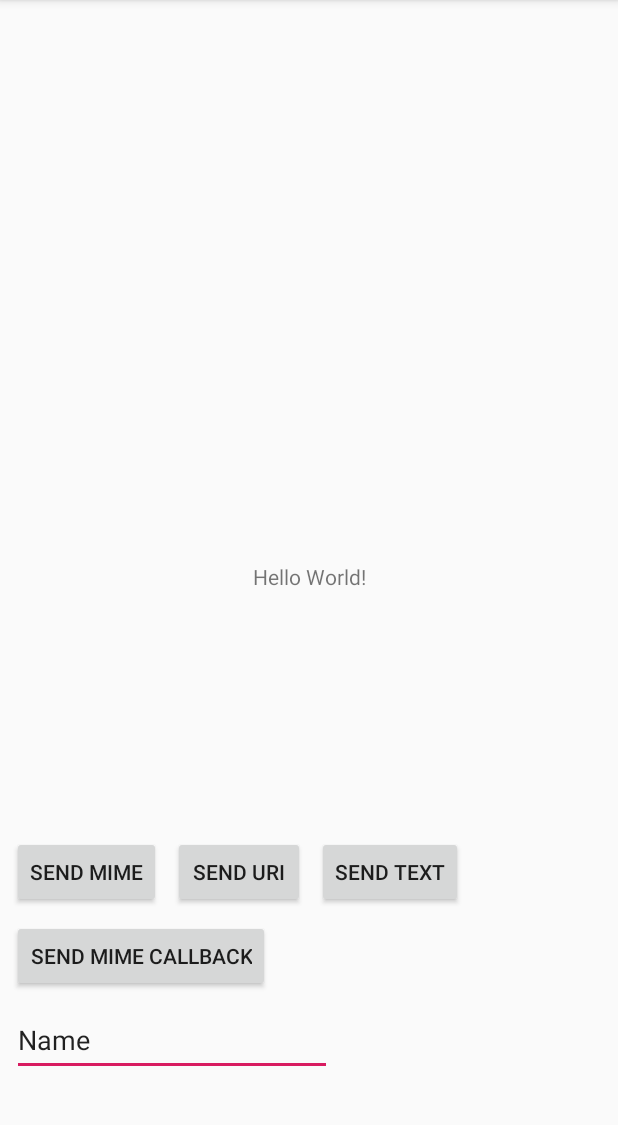
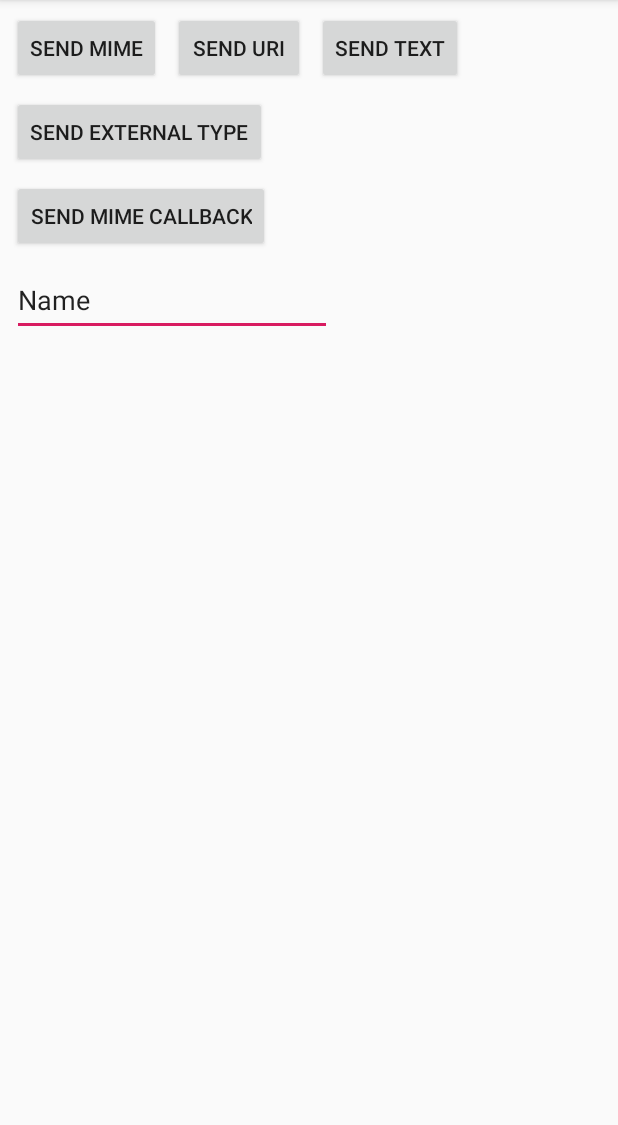
Before and after one commit to kelvinhwk/NFCTest, an Android app: the screen it shows after launch (MainActivity), after a tap on "SEND MIME", on a phone screen of 412 x 824 dp, the part 84-1209 px from its top. Run offline under Robolectric (Android 15) with nearby library versions, the phone set to English and light mode, and no system bars; 1 statement that could not run was skipped.

Commit message:
add comment, add external type

```diff
--- a/app/src/main/java/com/kelvin/nfctest/MainActivity.java
+++ b/app/src/main/java/com/kelvin/nfctest/MainActivity.java
@@ -11,7 +11,6 @@ import android.os.Bundle;
 import android.util.Log;
 import android.view.View;
 import android.widget.EditText;
-import android.widget.TextView;
 
 import androidx.annotation.RequiresApi;
 import androidx.appcompat.app.AppCompatActivity;
@@ -21,18 +20,12 @@ import java.nio.charset.Charset;
 public class MainActivity extends AppCompatActivity {
 
 
-    TextView textView;
-
     @Override
     protected void onCreate(Bundle savedInstanceState) {
         super.onCreate(savedInstanceState);
         setContentView(R.layout.activity_main);
 
         Log.d("kaikai", "onCreate");
-
-        textView = findViewById(R.id.helloworld);
-
-
     }
 
     @Override
@@ -47,40 +40,14 @@ public class MainActivity extends AppCompatActivity {
         super.onResume();
 
         Log.d("kaikai", "onResume");
-
-//        Intent intent = getIntent();
-//
-//        Log.d("kaikai", "action:" + intent.getAction());
-//
-//        if (intent.getAction().equals(NfcAdapter.ACTION_NDEF_DISCOVERED)) {
-//            processIntent(intent);
-//        }
-//        else {
-//            Log.d("kaikai", "action不是NDEFDiscovered");
-////            processIntent(intent);
-//        }
     }
 
-//    private void processIntent(Intent intent) {
-//
-//        Log.d("kaikai", "processIntent");
-//
-//        Parcelable[] parcelables = intent.getParcelableArrayExtra(NfcAdapter.EXTRA_NDEF_MESSAGES);
-//
-//        NdefMessage message = (NdefMessage) parcelables[0];
-//
-//        try {
-//            String text = new String(message.getRecords()[1].getPayload(), "utf-8");
-//            Toast.makeText(this, text, Toast.LENGTH_SHORT).show();
-//            Log.d("kaikai", text);
-//
-//            textView_2.setText(text);
-//        } catch (UnsupportedEncodingException e) {
-//            e.printStackTrace();
-//        }
-//    }
 
-
+    /**
+     * 发送mime类型的静态消息
+     *
+     * @param view
+     */
     @RequiresApi(api = Build.VERSION_CODES.LOLLIPOP)
     public void sendMime(View view) {
 
@@ -88,55 +55,61 @@ public class MainActivity extends AppCompatActivity {
 
         NdefRecord record, record2;
         try {
-//            record = NdefRecord.createUri("http://chongfok.xyz/index.html");
-//            record = NdefRecord.createApplicationRecord("com.kelvin.nfctest");
-//            record = NdefRecord.createTextRecord("zh_cn", "kaikai text");
 
-//            record = new NdefRecord(
-//                    NdefRecord.TNF_ABSOLUTE_URI ,
-//                    "http://chongfok.xyz/index.html".getBytes(Charset.forName("US-ASCII")),
-//                    new byte[0], new byte[0]);
-
+            // 这里创建mime类型的记录，（第二个参数是mimeType），也可选择用NdefRecord的静态方法创建，
+            // 注意mimeType一定要和接收消息Activity的intentFilter中的过滤mimeType一致
             record = new NdefRecord(
                     NdefRecord.TNF_MIME_MEDIA,
                     "application/chongfok.xyz".getBytes(Charset.forName("US-ASCII")),
                     new byte[0], "Beam me up, Android!哈哈".getBytes(Charset.forName("utf-8")));
+//            record = NdefRecord.createMime("application/chongfok.xyz", "Beam me up, Android!哈哈".getBytes(Charset.forName("utf-8")));
 
+            // 多追加一条text记录，但是接收端payload会包含languageCode
             // 此处languagecode若为空，会默认为zh('zh'会在payload中)
-            record2 = NdefRecord.createTextRecord(null, "this is my text3");
+//            record2 = NdefRecord.createTextRecord(null, "this is my text3");
+            // 第二条记录也改为mime类型，免得处理languageCode，第二条记录的mimeType则没有要求
+            record2 = NdefRecord.createMime("application/xxx", "text2".getBytes(Charset.forName("utf-8")));
         } catch (Exception e) {
             throw new RuntimeException(e);
         }
 
-        NdefMessage ndefMessage;
-        ndefMessage = new NdefMessage(record, record2);
+        // 用2条记录创建NdefMessage
+        NdefMessage ndefMessage = new NdefMessage(record, record2);
 
+        // 发送静态NdefMessage
         nfcAdapter.setNdefPushMessage(ndefMessage, this);
 
     }
 
+    /**
+     * 发送动态mime类型的消息
+     *
+     * @param view
+     */
     public void sendMimeCallback(View view) {
         NfcAdapter nfcAdapter = NfcAdapter.getDefaultAdapter(this);
 
+        // 此处发送动态mime类型的消息，两台机子触碰后，需要发送消息时，才回调这个方法生成NdefMessage，这样就可动态与用户界面进行交互
+        // 例子是动态获取EditText组件的值再发送
         nfcAdapter.setNdefPushMessageCallback(new CreateNdefMessageCallback() {
             @RequiresApi(api = Build.VERSION_CODES.JELLY_BEAN)
             @Override
             public NdefMessage createNdefMessage(NfcEvent event) {
-
                 EditText editText = MainActivity.this.findViewById(R.id.editText);
-
                 String text = editText.getText().toString();
-
                 NdefRecord record = NdefRecord.createMime("application/chongfok.xyz", text.getBytes(Charset.forName("utf-8")));
-
                 NdefMessage message = new NdefMessage(record);
-
                 return message;
             }
         }, this);
 
     }
 
+    /**
+     * 发送一个uri消息（接收端会跳转至该网址）
+     *
+     * @param view
+     */
     @RequiresApi(api = Build.VERSION_CODES.JELLY_BEAN)
     public void sendUri(View view) {
         NfcAdapter nfcAdapter = NfcAdapter.getDefaultAdapter(this);
@@ -146,6 +119,11 @@ public class MainActivity extends AppCompatActivity {
     }
 
 
+    /**
+     * 发送一个文本消息（接收端处理文本消息，在华为mate20会用记事本程序处理）
+     *
+     * @param view
+     */
     @RequiresApi(api = Build.VERSION_CODES.LOLLIPOP)
     public void sendText(View view) {
         NfcAdapter nfcAdapter = NfcAdapter.getDefaultAdapter(this);
@@ -155,4 +133,22 @@ public class MainActivity extends AppCompatActivity {
     }
 
 
+    /**
+     * 发送一个externalType类型的消息
+     * <p>
+     * (mate20接收此种类型消息，不会自动弹出Activity，只会在消息栏显示通知，点击后才会跳到，
+     * 但用三星note3接收却能自动跳转到Activity)
+     *
+     * @param view
+     */
+    @RequiresApi(api = Build.VERSION_CODES.JELLY_BEAN)
+    public void sendExternalType(View view) {
+        NfcAdapter nfcAdapter = NfcAdapter.getDefaultAdapter(this);
+        byte[] payload = "external pay load".getBytes(Charset.forName("utf-8"));
+        String domain = "com.example";
+        String type = "externalType"; // T可能会变为小写
+        NdefRecord record = NdefRecord.createExternal(domain, type, payload);
+        NdefMessage message = new NdefMessage(record);
+        nfcAdapter.setNdefPushMessage(message, this);
+    }
 }
--- a/app/src/main/res/layout/activity_main.xml
+++ b/app/src/main/res/layout/activity_main.xml
@@ -6,16 +6,6 @@
     android:layout_height="match_parent"
     tools:context=".MainActivity">
 
-    <TextView
-        android:id="@+id/helloworld"
-        android:layout_width="wrap_content"
-        android:layout_height="wrap_content"
-        android:text="Hello World!"
-        app:layout_constraintBottom_toBottomOf="parent"
-        app:layout_constraintLeft_toLeftOf="parent"
-        app:layout_constraintRight_toRightOf="parent"
-        app:layout_constraintTop_toTopOf="parent" />
-
     <Button
         android:id="@+id/button"
         android:layout_width="wrap_content"
@@ -23,12 +13,10 @@
         android:layout_marginStart="8dp"
         android:layout_marginLeft="8dp"
         android:layout_marginTop="8dp"
-        android:layout_marginBottom="8dp"
         android:onClick="sendMime"
         android:text="send mime"
-        app:layout_constraintBottom_toBottomOf="parent"
         app:layout_constraintStart_toStartOf="parent"
-        app:layout_constraintTop_toBottomOf="@+id/helloworld" />
+        app:layout_constraintTop_toTopOf="parent" />
 
     <Button
         android:id="@+id/button2"
@@ -62,7 +50,7 @@
         android:onClick="sendMimeCallback"
         android:text="send mime callback"
         app:layout_constraintStart_toStartOf="parent"
-        app:layout_constraintTop_toBottomOf="@+id/button" />
+        app:layout_constraintTop_toBottomOf="@+id/button5" />
 
     <EditText
         android:id="@+id/editText"
@@ -78,4 +66,16 @@
         app:layout_constraintStart_toStartOf="parent"
         app:layout_constraintTop_toBottomOf="@+id/button4" />
 
+    <Button
+        android:id="@+id/button5"
+        android:layout_width="wrap_content"
+        android:layout_height="wrap_content"
+        android:layout_marginStart="8dp"
+        android:layout_marginLeft="8dp"
+        android:layout_marginTop="8dp"
+        android:onClick="sendExternalType"
+        android:text="send external type"
+        app:layout_constraintStart_toStartOf="parent"
+        app:layout_constraintTop_toBottomOf="@+id/button" />
+
 </androidx.constraintlayout.widget.ConstraintLayout>
```
Also changed, not shown: app/src/main/AndroidManifest.xml (+27 -30 lines), app/src/main/java/com/kelvin/nfctest/NfcActivity.java (+22 -6 lines).
